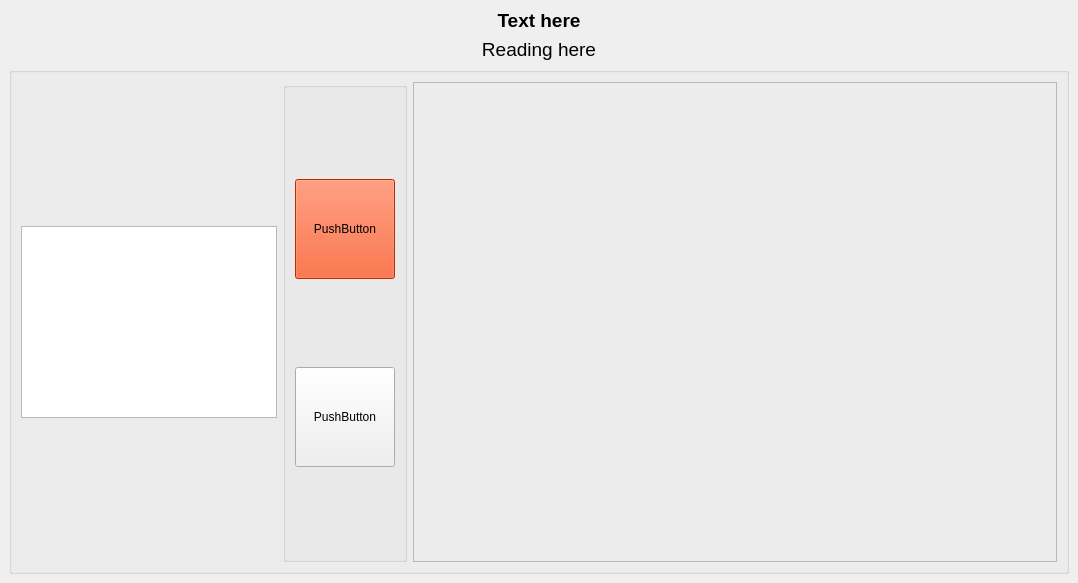
First picture: the form in ui/main_window.ui, repository DonatasKozlovskis/ranger_librarian_gui, before the edit.
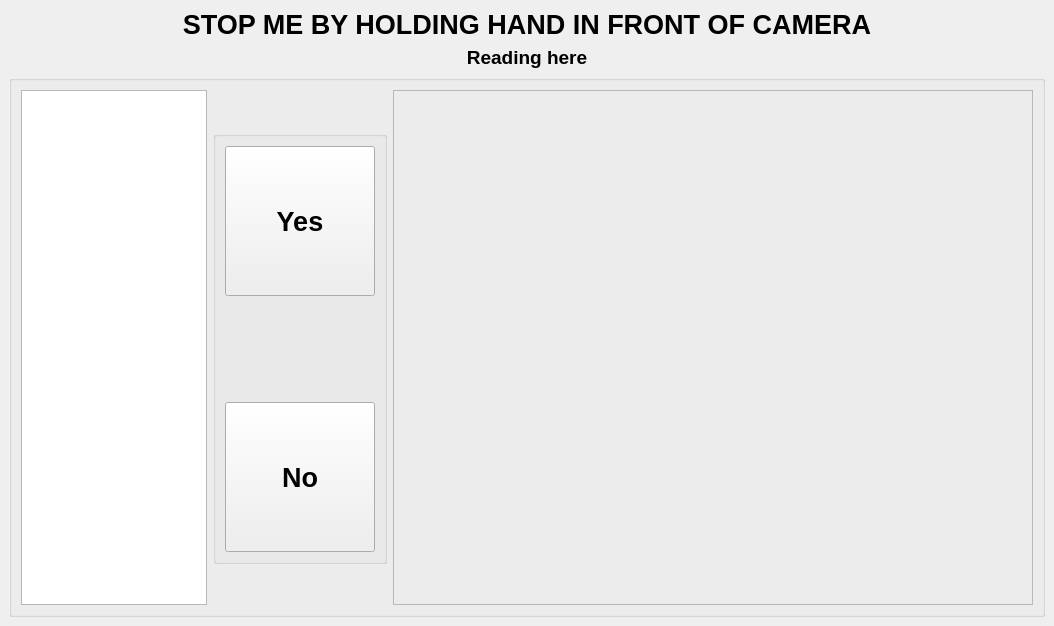
Second picture: the form after the edit. Icons and pictures are not drawn. Custom widgets are drawn as their Qt base class.

Patch:
```diff
--- a/ui/main_window.ui
+++ b/ui/main_window.ui
@@ -6,10 +6,17 @@
    <rect>
     <x>0</x>
     <y>0</y>
-    <width>1078</width>
-    <height>557</height>
+    <width>1054</width>
+    <height>626</height>
    </rect>
   </property>
+  <property name="font">
+   <font>
+    <pointsize>20</pointsize>
+    <weight>75</weight>
+    <bold>true</bold>
+   </font>
+  </property>
   <property name="windowTitle">
    <string>RangerLibrarian</string>
   </property>
@@ -23,16 +30,22 @@
   <widget class="QWidget" name="centralwidget">
    <layout class="QVBoxLayout" name="verticalLayout">
     <item>
-     <widget class="QLabel" name="label_2">
+     <widget class="QLabel" name="label_text">
+      <property name="sizePolicy">
+       <sizepolicy hsizetype="Preferred" vsizetype="Preferred">
+        <horstretch>0</horstretch>
+        <verstretch>0</verstretch>
+       </sizepolicy>
+      </property>
       <property name="font">
        <font>
-        <pointsize>14</pointsize>
+        <pointsize>20</pointsize>
         <weight>75</weight>
         <bold>true</bold>
        </font>
       </property>
       <property name="text">
-       <string>Text here</string>
+       <string>STOP ME BY HOLDING HAND IN FRONT OF CAMERA</string>
       </property>
       <property name="alignment">
        <set>Qt::AlignCenter</set>
@@ -57,7 +70,7 @@
     <item>
      <widget class="QGroupBox" name="groupBox_12">
       <property name="sizePolicy">
-       <sizepolicy hsizetype="MinimumExpanding" vsizetype="Expanding">
+       <sizepolicy hsizetype="Preferred" vsizetype="Preferred">
         <horstretch>0</horstretch>
         <verstretch>0</verstretch>
        </sizepolicy>
@@ -65,6 +78,9 @@
       <property name="layoutDirection">
        <enum>Qt::LeftToRight</enum>
       </property>
+      <property name="styleSheet">
+       <string notr="true"/>
+      </property>
       <property name="title">
        <string/>
       </property>
@@ -72,17 +88,28 @@
        <item row="1" column="0">
         <widget class="QListView" name="view_logging">
          <property name="sizePolicy">
-          <sizepolicy hsizetype="Maximum" vsizetype="Maximum">
+          <sizepolicy hsizetype="Maximum" vsizetype="Minimum">
            <horstretch>0</horstretch>
            <verstretch>0</verstretch>
           </sizepolicy>
          </property>
+         <property name="minimumSize">
+          <size>
+           <width>0</width>
+           <height>300</height>
+          </size>
+         </property>
+         <property name="font">
+          <font>
+           <pointsize>10</pointsize>
+          </font>
+         </property>
         </widget>
        </item>
        <item row="1" column="2">
         <widget class="rqt_image_view::RatioLayoutedFrame" name="image_frame">
          <property name="sizePolicy">
-          <sizepolicy hsizetype="MinimumExpanding" vsizetype="MinimumExpanding">
+          <sizepolicy hsizetype="Expanding" vsizetype="Expanding">
            <horstretch>0</horstretch>
            <verstretch>0</verstretch>
           </sizepolicy>
@@ -103,6 +130,19 @@
        </item>
        <item row="1" column="1">
         <widget class="QGroupBox" name="groupBox">
+         <property name="sizePolicy">
+          <sizepolicy hsizetype="Maximum" vsizetype="Maximum">
+           <horstretch>0</horstretch>
+           <verstretch>0</verstretch>
+          </sizepolicy>
+         </property>
+         <property name="font">
+          <font>
+           <pointsize>20</pointsize>
+           <weight>75</weight>
+           <bold>true</bold>
+          </font>
+         </property>
          <property name="title">
           <string/>
          </property>
@@ -117,448 +157,61 @@
             </property>
             <property name="minimumSize">
              <size>
-              <width>100</width>
-              <height>100</height>
+              <width>150</width>
+              <height>150</height>
              </size>
             </property>
-            <property name="palette">
-             <palette>
-              <active>
-               <colorrole role="WindowText">
-                <brush brushstyle="SolidPattern">
-                 <color alpha="255">
-                  <red>0</red>
-                  <green>0</green>
-                  <blue>0</blue>
-                 </color>
-                </brush>
-               </colorrole>
-               <colorrole role="Button">
-                <brush brushstyle="SolidPattern">
-                 <color alpha="255">
-                  <red>255</red>
-                  <green>63</green>
-                  <blue>0</blue>
-                 </color>
-                </brush>
-               </colorrole>
-               <colorrole role="Light">
-                <brush brushstyle="SolidPattern">
-                 <color alpha="255">
-                  <red>255</red>
-                  <green>159</green>
-                  <blue>127</blue>
-                 </color>
-                </brush>
-               </colorrole>
-               <colorrole role="Midlight">
-                <brush brushstyle="SolidPattern">
-                 <color alpha="255">
-                  <red>255</red>
-                  <green>111</green>
-                  <blue>63</blue>
-                 </color>
-                </brush>
-               </colorrole>
-               <colorrole role="Dark">
-                <brush brushstyle="SolidPattern">
-                 <color alpha="255">
-                  <red>127</red>
-                  <green>31</green>
-                  <blue>0</blue>
-                 </color>
-                </brush>
-               </colorrole>
-               <colorrole role="Mid">
-                <brush brushstyle="SolidPattern">
-                 <color alpha="255">
-                  <red>170</red>
-                  <green>42</green>
-                  <blue>0</blue>
-                 </color>
-                </brush>
-               </colorrole>
-               <colorrole role="Text">
-                <brush brushstyle="SolidPattern">
-                 <color alpha="255">
-                  <red>0</red>
-                  <green>0</green>
-                  <blue>0</blue>
-                 </color>
-                </brush>
-               </colorrole>
-               <colorrole role="BrightText">
-                <brush brushstyle="SolidPattern">
-                 <color alpha="255">
-                  <red>255</red>
-                  <green>255</green>
-                  <blue>255</blue>
-                 </color>
-                </brush>
-               </colorrole>
-               <colorrole role="ButtonText">
-                <brush brushstyle="SolidPattern">
-                 <color alpha="255">
-                  <red>0</red>
-                  <green>0</green>
-                  <blue>0</blue>
-                 </color>
-                </brush>
-               </colorrole>
-               <colorrole role="Base">
-                <brush brushstyle="SolidPattern">
-                 <color alpha="255">
-                  <red>255</red>
-                  <green>255</green>
-                  <blue>255</blue>
-                 </color>
-                </brush>
-               </colorrole>
-               <colorrole role="Window">
-                <brush brushstyle="SolidPattern">
-                 <color alpha="255">
-                  <red>255</red>
-                  <green>63</green>
-                  <blue>0</blue>
-                 </color>
-                </brush>
-               </colorrole>
-               <colorrole role="Shadow">
-                <brush brushstyle="SolidPattern">
-                 <color alpha="255">
-                  <red>0</red>
-                  <green>0</green>
-                  <blue>0</blue>
-                 </color>
-                </brush>
-               </colorrole>
-               <colorrole role="AlternateBase">
-                <brush brushstyle="SolidPattern">
-                 <color alpha="255">
-                  <red>255</red>
-                  <green>159</green>
-                  <blue>127</blue>
-                 </color>
-                </brush>
-               </colorrole>
-               <colorrole role="ToolTipBase">
-                <brush brushstyle="SolidPattern">
-                 <color alpha="255">
-                  <red>255</red>
-                  <green>255</green>
-                  <blue>220</blue>
-                 </color>
-                </brush>
-               </colorrole>
-               <colorrole role="ToolTipText">
-                <brush brushstyle="SolidPattern">
-                 <color alpha="255">
-                  <red>0</red>
-                  <green>0</green>
-                  <blue>0</blue>
-                 </color>
-                </brush>
-               </colorrole>
-              </active>
-              <inactive>
-               <colorrole role="WindowText">
-                <brush brushstyle="SolidPattern">
-                 <color alpha="255">
-                  <red>0</red>
-                  <green>0</green>
-                  <blue>0</blue>
-                 </color>
-                </brush>
-               </colorrole>
-               <colorrole role="Button">
-                <brush brushstyle="SolidPattern">
-                 <color alpha="255">
-                  <red>255</red>
-                  <green>63</green>
-                  <blue>0</blue>
-                 </color>
-                </brush>
-               </colorrole>
-               <colorrole role="Light">
-                <brush brushstyle="SolidPattern">
-                 <color alpha="255">
-                  <red>255</red>
-                  <green>159</green>
-                  <blue>127</blue>
-                 </color>
-                </brush>
-               </colorrole>
-               <colorrole role="Midlight">
-                <brush brushstyle="SolidPattern">
-                 <color alpha="255">
-                  <red>255</red>
-                  <green>111</green>
-                  <blue>63</blue>
-                 </color>
-                </brush>
-               </colorrole>
-               <colorrole role="Dark">
-                <brush brushstyle="SolidPattern">
-                 <color alpha="255">
-                  <red>127</red>
-                  <green>31</green>
-                  <blue>0</blue>
-                 </color>
-                </brush>
-               </colorrole>
-               <colorrole role="Mid">
-                <brush brushstyle="SolidPattern">
-                 <color alpha="255">
-                  <red>170</red>
-                  <green>42</green>
-                  <blue>0</blue>
-                 </color>
-                </brush>
-               </colorrole>
-               <colorrole role="Text">
-                <brush brushstyle="SolidPattern">
-                 <color alpha="255">
-                  <red>0</red>
-                  <green>0</green>
-                  <blue>0</blue>
-                 </color>
-                </brush>
-               </colorrole>
-               <colorrole role="BrightText">
-                <brush brushstyle="SolidPattern">
-                 <color alpha="255">
-                  <red>255</red>
-                  <green>255</green>
-                  <blue>255</blue>
-                 </color>
-                </brush>
-               </colorrole>
-               <colorrole role="ButtonText">
-                <brush brushstyle="SolidPattern">
-                 <color alpha="255">
-                  <red>0</red>
-                  <green>0</green>
-                  <blue>0</blue>
-                 </color>
-                </brush>
-               </colorrole>
-               <colorrole role="Base">
-                <brush brushstyle="SolidPattern">
-                 <color alpha="255">
-                  <red>255</red>
-                  <green>255</green>
-                  <blue>255</blue>
-                 </color>
-                </brush>
-               </colorrole>
-               <colorrole role="Window">
-                <brush brushstyle="SolidPattern">
-                 <color alpha="255">
-                  <red>255</red>
-                  <green>63</green>
-                  <blue>0</blue>
-                 </color>
-                </brush>
-               </colorrole>
-               <colorrole role="Shadow">
-                <brush brushstyle="SolidPattern">
-                 <color alpha="255">
-                  <red>0</red>
-                  <green>0</green>
-                  <blue>0</blue>
-                 </color>
-                </brush>
-               </colorrole>
-               <colorrole role="AlternateBase">
-                <brush brushstyle="SolidPattern">
-                 <color alpha="255">
-                  <red>255</red>
-                  <green>159</green>
-                  <blue>127</blue>
-                 </color>
-                </brush>
-               </colorrole>
-               <colorrole role="ToolTipBase">
-                <brush brushstyle="SolidPattern">
-                 <color alpha="255">
-                  <red>255</red>
-                  <green>255</green>
-                  <blue>220</blue>
-                 </color>
-                </brush>
-               </colorrole>
-               <colorrole role="ToolTipText">
-                <brush brushstyle="SolidPattern">
-                 <color alpha="255">
-                  <red>0</red>
-                  <green>0</green>
-                  <blue>0</blue>
-                 </color>
-                </brush>
-               </colorrole>
-              </inactive>
-              <disabled>
-               <colorrole role="WindowText">
-                <brush brushstyle="SolidPattern">
-                 <color alpha="255">
-                  <red>127</red>
-                  <green>31</green>
-                  <blue>0</blue>
-                 </color>
-                </brush>
-               </colorrole>
-               <colorrole role="Button">
-                <brush brushstyle="SolidPattern">
-                 <color alpha="255">
-                  <red>255</red>
-                  <green>63</green>
-                  <blue>0</blue>
-                 </color>
-                </brush>
-               </colorrole>
-               <colorrole role="Light">
-                <brush brushstyle="SolidPattern">
-                 <color alpha="255">
-                  <red>255</red>
-                  <green>159</green>
-                  <blue>127</blue>
-                 </color>
-                </brush>
-               </colorrole>
-               <colorrole role="Midlight">
-                <brush brushstyle="SolidPattern">
-                 <color alpha="255">
-                  <red>255</red>
-                  <green>111</green>
-                  <blue>63</blue>
-                 </color>
-                </brush>
-               </colorrole>
-               <colorrole role="Dark">
-                <brush brushstyle="SolidPattern">
-                 <color alpha="255">
-                  <red>127</red>
-                  <green>31</green>
-                  <blue>0</blue>
-                 </color>
-                </brush>
-               </colorrole>
-               <colorrole role="Mid">
-                <brush brushstyle="SolidPattern">
-                 <color alpha="255">
-                  <red>170</red>
-                  <green>42</green>
-                  <blue>0</blue>
-                 </color>
-                </brush>
-               </colorrole>
-               <colorrole role="Text">
-                <brush brushstyle="SolidPattern">
-                 <color alpha="255">
-                  <red>127</red>
-                  <green>31</green>
-                  <blue>0</blue>
-                 </color>
-                </brush>
-               </colorrole>
-               <colorrole role="BrightText">
-                <brush brushstyle="SolidPattern">
-                 <color alpha="255">
-                  <red>255</red>
-                  <green>255</green>
-                  <blue>255</blue>
-                 </color>
-                </brush>
-               </colorrole>
-               <colorrole role="ButtonText">
-                <brush brushstyle="SolidPattern">
-                 <color alpha="255">
-                  <red>127</red>
-                  <green>31</green>
-                  <blue>0</blue>
-                 </color>
-                </brush>
-               </colorrole>
-               <colorrole role="Base">
-                <brush brushstyle="SolidPattern">
-                 <color alpha="255">
-                  <red>255</red>
-                  <green>63</green>
-                  <blue>0</blue>
-                 </color>
-                </brush>
-               </colorrole>
-               <colorrole role="Window">
-                <brush brushstyle="SolidPattern">
-                 <color alpha="255">
-                  <red>255</red>
-                  <green>63</green>
-                  <blue>0</blue>
-                 </color>
-                </brush>
-               </colorrole>
-               <colorrole role="Shadow">
-                <brush brushstyle="SolidPattern">
-                 <color alpha="255">
-                  <red>0</red>
-                  <green>0</green>
-                  <blue>0</blue>
-                 </color>
-                </brush>
-               </colorrole>
-               <colorrole role="AlternateBase">
-                <brush brushstyle="SolidPattern">
-                 <color alpha="255">
-                  <red>255</red>
-                  <green>63</green>
-                  <blue>0</blue>
-                 </color>
-                </brush>
-               </colorrole>
-               <colorrole role="ToolTipBase">
-                <brush brushstyle="SolidPattern">
-                 <color alpha="255">
-                  <red>255</red>
-                  <green>255</green>
-                  <blue>220</blue>
-                 </color>
-                </brush>
-               </colorrole>
-               <colorrole role="ToolTipText">
-                <brush brushstyle="SolidPattern">
-                 <color alpha="255">
-                  <red>0</red>
-                  <green>0</green>
-                  <blue>0</blue>
-                 </color>
-                </brush>
-               </colorrole>
-              </disabled>
-             </palette>
+            <property name="font">
+             <font>
+              <pointsize>20</pointsize>
+              <weight>75</weight>
+              <bold>true</bold>
+             </font>
             </property>
+            <property name="styleSheet">
+             <string notr="true"/>
+            </property>
             <property name="text">
-             <string>PushButton</string>
+             <string>Yes</string>
+            </property>
+           </widget>
+          </item>
+          <item row="2" column="0">
+           <widget class="QPushButton" name="button_reject">
+            <property name="sizePolicy">
+             <sizepolicy hsizetype="Fixed" vsizetype="Fixed">
+              <horstretch>0</horstretch>
+              <verstretch>0</verstretch>
+             </sizepolicy>
+            </property>
+            <property name="minimumSize">
+             <size>
+              <width>150</width>
+              <height>150</height>
+             </size>
+            </property>
+            <property name="font">
+             <font>
+              <pointsize>20</pointsize>
+             </font>
+            </property>
+            <property name="text">
+             <string>No</string>
             </property>
            </widget>
           </item>
           <item row="1" column="0">
-           <widget class="QPushButton" name="pushButton_2">
-            <property name="sizePolicy">
-             <sizepolicy hsizetype="Fixed" vsizetype="Fixed">
-              <horstretch>0</horstretch>
-              <verstretch>0</verstretch>
-             </sizepolicy>
+           <spacer name="verticalSpacer">
+            <property name="orientation">
+             <enum>Qt::Vertical</enum>
             </property>
-            <property name="minimumSize">
+            <property name="sizeHint" stdset="0">
              <size>
-              <width>100</width>
+              <width>20</width>
               <height>100</height>
              </size>
             </property>
-            <property name="text">
-             <string>PushButton</string>
-            </property>
-           </widget>
+           </spacer>
           </item>
          </layout>
         </widget>
```
Left out of the diff: 8 changed lines with no effect on the pictures.
